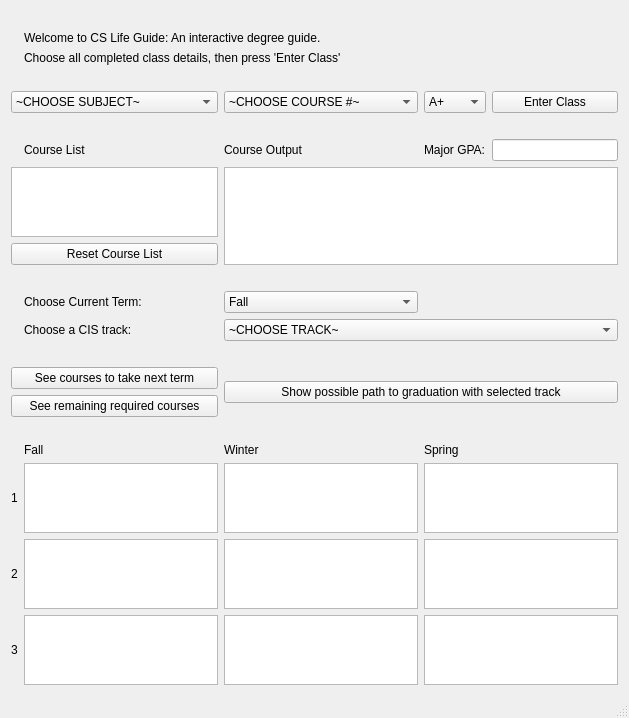
The window that gui/mainwindow.ui (spw720/CISDegreeGuide---GroupProject) describes before a commit, drawn with Qt 5.
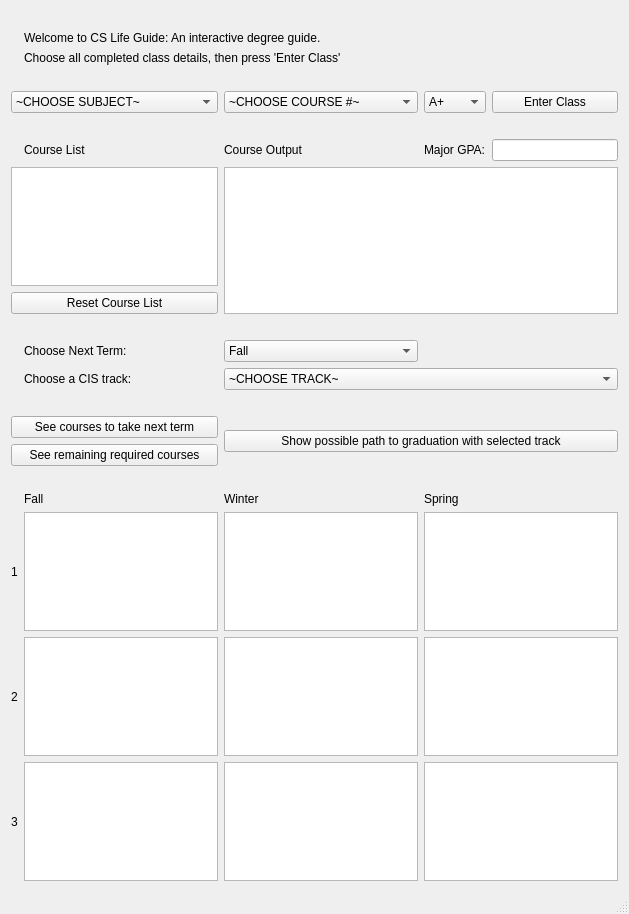
The same window after the commit.

Commit message: Changed label for term selection

```diff
--- a/gui/mainwindow.ui
+++ b/gui/mainwindow.ui
@@ -7,7 +7,7 @@
     <x>0</x>
     <y>0</y>
     <width>629</width>
-    <height>624</height>
+    <height>914</height>
    </rect>
   </property>
   <property name="windowTitle">
@@ -288,7 +288,7 @@
     <item row="10" column="1">
      <widget class="QLabel" name="label_9">
       <property name="text">
-       <string>Choose Current Term:</string>
+       <string>Choose Next Term:</string>
       </property>
      </widget>
     </item>
```
The commit also changes 2 other files.
